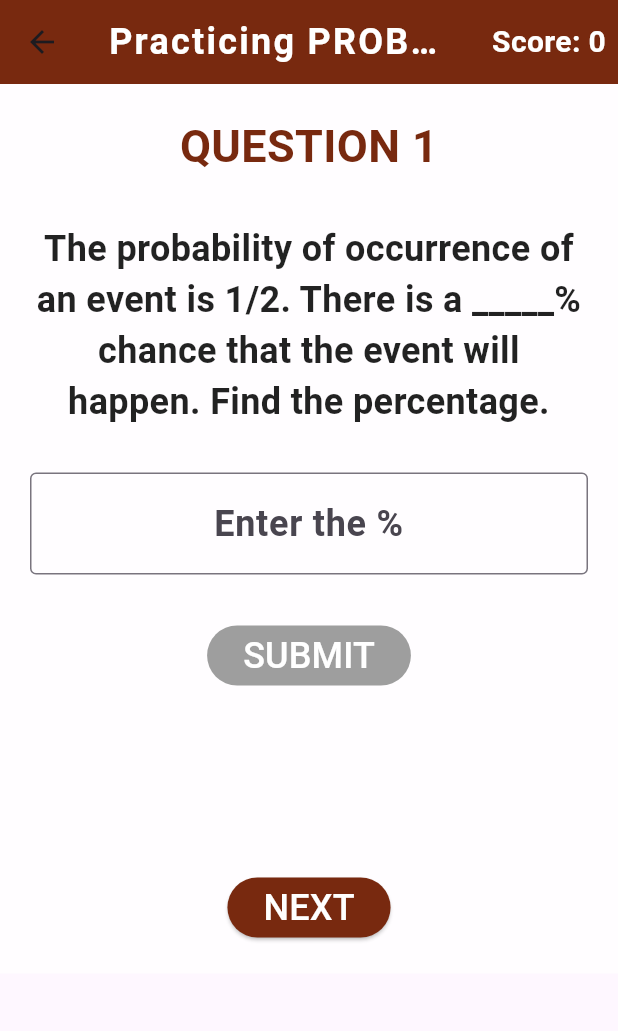
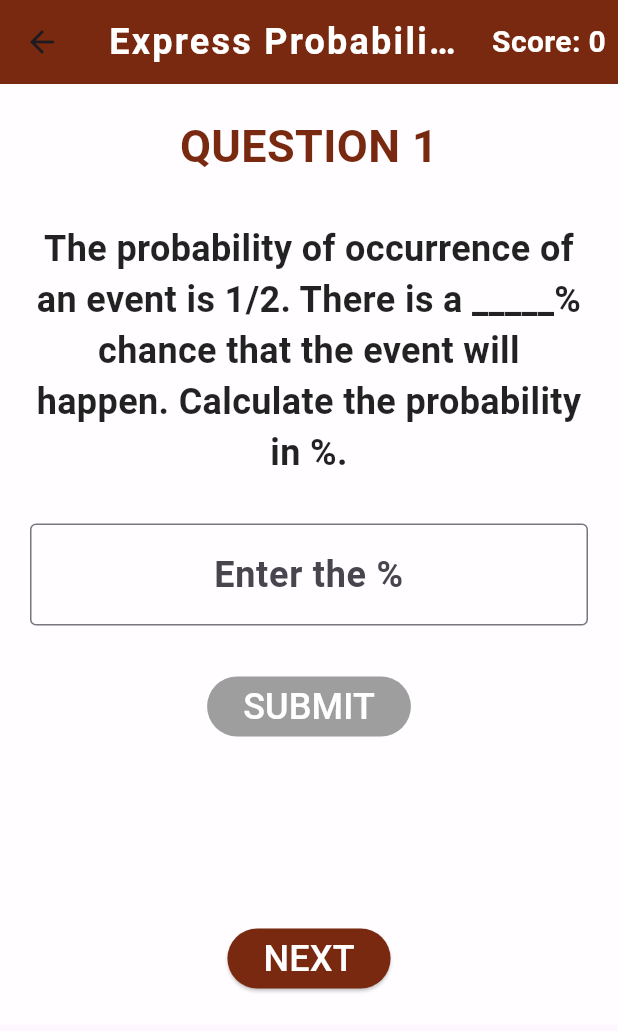
Before and after one commit to ASBhullar/probability, a Flutter app: the LearnFractionToPercentage screen opened directly, after a tap on the "arrow forward" icon, on a phone screen of 412 x 824 dp. Shown: the top 1031 px of the screen. Run offline on Flutter 3.47's test engine with Material 3 defaults, Android fonts, the phone set to English and light mode, and no system bars; our stand-ins replace confetti, google_fonts; network calls fail.

Commit message:
updated color for alert dialog box and modified wording.

```diff
--- a/lib/fraction_percentGame.dart
+++ b/lib/fraction_percentGame.dart
@@ -97,7 +97,7 @@ class _FractionGameState extends State<FractionGame> {
     return Scaffold(
       appBar: AppBar(
         title: Text(
-          'Practicing PROBABILITY in PERCENTAGES %',
+          'Express Probability with Percentage',
           style: TextStyle(
             fontSize: 24.0,
             fontWeight: FontWeight.bold,
@@ -139,7 +139,7 @@ class _FractionGameState extends State<FractionGame> {
               ),
               SizedBox(height: 30.0),
               Text(
-                'The probability of occurrence of an event is ${_fractions[_currentFractionIndex][0]}/${_fractions[_currentFractionIndex][1]}. There is a _____% chance that the event will happen. Find the percentage.',
+                'The probability of occurrence of an event is ${_fractions[_currentFractionIndex][0]}/${_fractions[_currentFractionIndex][1]}. There is a _____% chance that the event will happen. Calculate the probability in %.',
                 style: TextStyle(
                   fontSize: 24.0,
                   color: Colors.black87,
--- a/lib/home_page.dart
+++ b/lib/home_page.dart
@@ -837,10 +837,10 @@ class Homepage extends StatelessWidget {
                             builder: (BuildContext context) {
                               return AlertDialog(
                                 title: Text("Learn Options", style: TextStyle(fontSize: 24.0,
-                                  color: Colors.blue,
+                                  color: Colors.purple,
                                   fontWeight: FontWeight.bold,),),
                                 content: Text("Choose a learning category", style: TextStyle(fontSize: 20.0,
-                                  color: Colors.blue,
+                                  color: Colors.purple,
                                   fontWeight: FontWeight.bold,),),
                                 actions: [
                                   TextButton(
--- a/lib/learn_percentages.dart
+++ b/lib/learn_percentages.dart
@@ -30,7 +30,7 @@ class _LearnFractionToPercentageState extends State<LearnFractionToPercentage> {
     return Scaffold(
       appBar: AppBar(
         title: Text(
-          'Let\'s Understand Probability using Percentages %',
+          'Using Percentages % for Probability',
           style: TextStyle(color: Colors.white),
         ),
         backgroundColor: Color(0xFF003049),
@@ -105,7 +105,7 @@ class _LearnFractionToPercentageState extends State<LearnFractionToPercentage> {
           crossAxisAlignment: CrossAxisAlignment.center,
           children: [
             Text(
-              'Interpretation of Probability with Percentages',
+              'Build your probability intuition with Percentages %',
               style: TextStyle(
                 fontSize: 20.0,
                 fontWeight: FontWeight.bold,
@@ -246,7 +246,7 @@ class _LearnFractionToPercentageState extends State<LearnFractionToPercentage> {
             crossAxisAlignment: CrossAxisAlignment.center,
             children: [
               Text(
-                'Let\'s calculate Percentages! ',
+                'Enter a probability of your choice',
                 style: TextStyle(
                   fontSize: 20.0,
                   fontWeight: FontWeight.bold,
@@ -309,7 +309,7 @@ class _LearnFractionToPercentageState extends State<LearnFractionToPercentage> {
                         });
                       },
                       child: Text(
-                        'Calculate Percentage',
+                        'View % chance',
                         style: TextStyle(
                           color: Colors.white,
                           fontWeight: FontWeight.bold,
```
